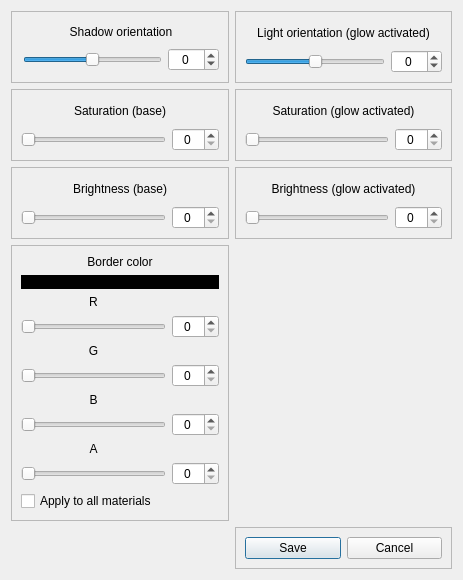
The window that lib/design/material_children/material_children.ui (adsl14/Raging-tools) describes before a commit, drawn with Qt 5.
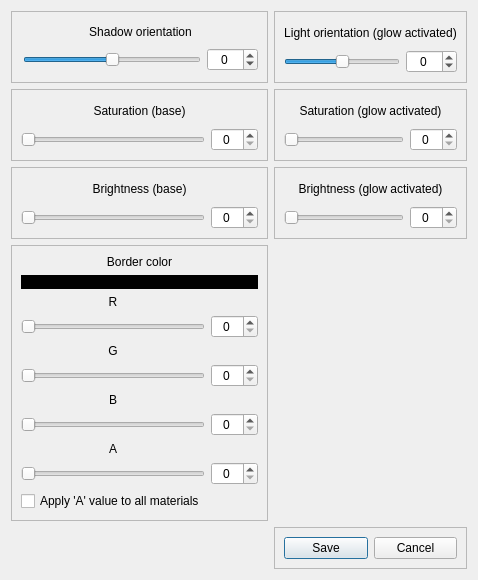
The same window after the commit.

Commit message: Changed design in order to change only this time the transparency of the border color for material children to apply all materials children

```diff
--- a/lib/design/material_children/material_children.ui
+++ b/lib/design/material_children/material_children.ui
@@ -6,7 +6,7 @@
    <rect>
     <x>0</x>
     <y>0</y>
-    <width>463</width>
+    <width>437</width>
     <height>580</height>
    </rect>
   </property>
@@ -480,7 +480,7 @@
       <item row="17" column="0">
        <widget class="QCheckBox" name="border_color_apply_all_materials_check">
         <property name="text">
-         <string>Apply to all materials</string>
+         <string>Apply 'A' value to all materials</string>
         </property>
         <property name="tristate">
          <bool>false</bool>
```
Left out of the diff: 94 changed lines with no effect on the pictures. The commit also changes 1 other file.
